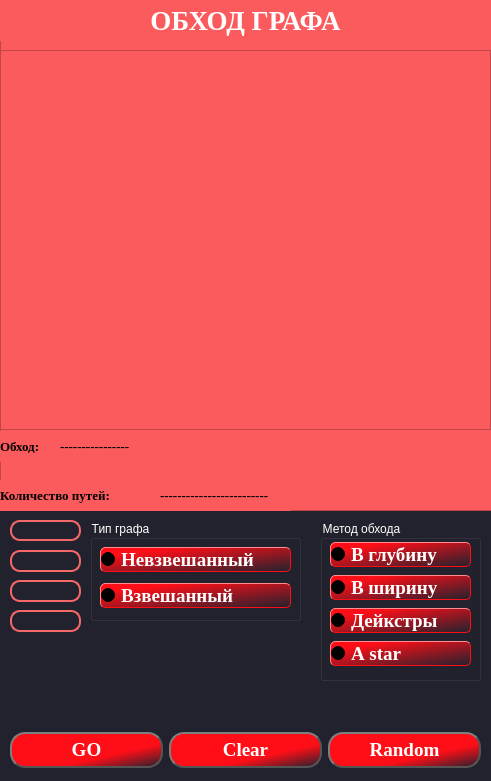
Above: design.ui from dejavu284/graph-traversal before the change. Below: the same form after it.
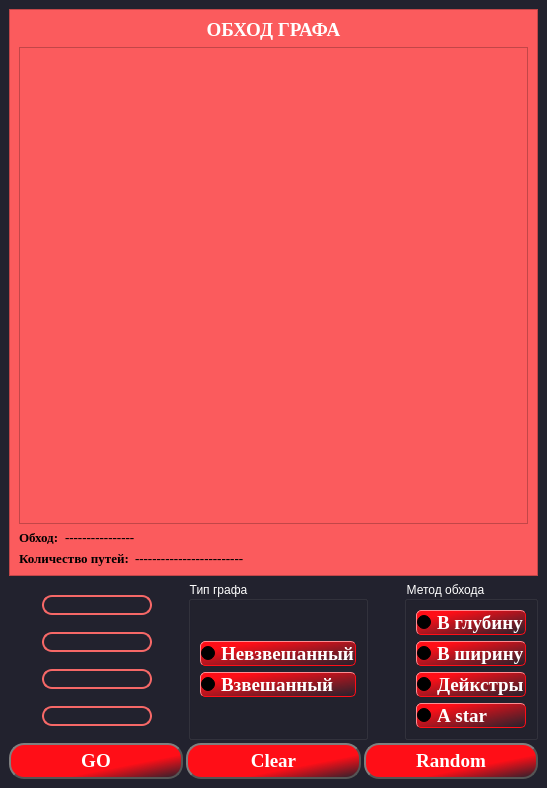
That is the form after the change.

The edit to the form file:
```diff
--- a/design.ui
+++ b/design.ui
@@ -6,20 +6,14 @@
    <rect>
     <x>0</x>
     <y>0</y>
-    <width>491</width>
-    <height>781</height>
+    <width>547</width>
+    <height>788</height>
    </rect>
   </property>
   <property name="minimumSize">
    <size>
-    <width>491</width>
-    <height>781</height>
-   </size>
-  </property>
-  <property name="maximumSize">
-   <size>
-    <width>492</width>
-    <height>781</height>
+    <width>0</width>
+    <height>0</height>
    </size>
   </property>
   <property name="windowTitle">
@@ -29,14 +23,19 @@
    <string notr="true">background-color:#22222e</string>
   </property>
   <widget class="QWidget" name="centralwidget">
+   <layout class="QVBoxLayout" name="verticalLayout_12">
+    <item>
+     <layout class="QVBoxLayout" name="verticalLayout_11">
+      <property name="spacing">
+       <number>5</number>
+      </property>
+      <item>
    <widget class="QFrame" name="frame">
-    <property name="geometry">
-     <rect>
-      <x>0</x>
-      <y>0</y>
-      <width>555</width>
-      <height>511</height>
-     </rect>
+        <property name="sizePolicy">
+         <sizepolicy hsizetype="Preferred" vsizetype="Preferred">
+          <horstretch>0</horstretch>
+          <verstretch>0</verstretch>
+         </sizepolicy>
     </property>
     <property name="toolTip">
      <string/>
@@ -50,19 +49,15 @@
     <property name="frameShadow">
      <enum>QFrame::Raised</enum>
     </property>
+        <layout class="QVBoxLayout" name="verticalLayout_10">
+         <item>
+          <layout class="QVBoxLayout" name="verticalLayout_9">
+           <item>
     <widget class="QLabel" name="label">
-     <property name="geometry">
-      <rect>
-       <x>0</x>
-       <y>0</y>
-       <width>491</width>
-       <height>41</height>
-      </rect>
-     </property>
      <property name="font">
       <font>
        <family>Times New Roman</family>
-       <pointsize>20</pointsize>
+               <pointsize>14</pointsize>
        <weight>75</weight>
        <italic>false</italic>
        <bold>true</bold>
@@ -82,15 +77,11 @@
       <set>Qt::AlignCenter</set>
      </property>
     </widget>
+           </item>
+           <item>
+            <layout class="QVBoxLayout" name="verticalLayout_8">
+             <item>
     <widget class="QTableWidget" name="tableWidget">
-     <property name="geometry">
-      <rect>
-       <x>0</x>
-       <y>50</y>
-       <width>491</width>
-       <height>380</height>
-      </rect>
-     </property>
      <property name="autoFillBackground">
       <bool>false</bool>
      </property>
@@ -117,14 +108,18 @@
       <bool>true</bool>
      </property>
     </widget>
+             </item>
+             <item>
+              <layout class="QVBoxLayout" name="verticalLayout_4">
+               <item>
+                <layout class="QHBoxLayout" name="horizontalLayout_4">
+                 <item>
     <widget class="QLabel" name="label_2">
-     <property name="geometry">
-      <rect>
-       <x>0</x>
-       <y>431</y>
-       <width>60</width>
-       <height>31</height>
-      </rect>
+                   <property name="sizePolicy">
+                    <sizepolicy hsizetype="Fixed" vsizetype="Preferred">
+                     <horstretch>0</horstretch>
+                     <verstretch>0</verstretch>
+                    </sizepolicy>
      </property>
      <property name="font">
       <font>
@@ -138,36 +133,9 @@
       <string>Обход:</string>
      </property>
     </widget>
-    <widget class="QLabel" name="label_3">
-     <property name="geometry">
-      <rect>
-       <x>0</x>
-       <y>480</y>
-       <width>160</width>
-       <height>31</height>
-      </rect>
-     </property>
-     <property name="font">
-      <font>
-       <family>Times New Roman</family>
-       <pointsize>10</pointsize>
-       <weight>75</weight>
-       <bold>true</bold>
-      </font>
-     </property>
-     <property name="text">
-      <string>Количество путей:</string>
-     </property>
-    </widget>
+                 </item>
+                 <item>
     <widget class="QLabel" name="graphTravel">
-     <property name="geometry">
-      <rect>
-       <x>60</x>
-       <y>431</y>
-       <width>431</width>
-       <height>31</height>
-      </rect>
-     </property>
      <property name="font">
       <font>
        <family>Times New Roman</family>
@@ -180,15 +148,34 @@
       <string>----------------</string>
      </property>
     </widget>
+                 </item>
+                </layout>
+               </item>
+               <item>
+                <layout class="QHBoxLayout" name="horizontalLayout_5">
+                 <item>
+                  <widget class="QLabel" name="label_3">
+                   <property name="sizePolicy">
+                    <sizepolicy hsizetype="Fixed" vsizetype="Preferred">
+                     <horstretch>0</horstretch>
+                     <verstretch>0</verstretch>
+                    </sizepolicy>
+                   </property>
+                   <property name="font">
+                    <font>
+                     <family>Times New Roman</family>
+                     <pointsize>10</pointsize>
+                     <weight>75</weight>
+                     <bold>true</bold>
+                    </font>
+                   </property>
+                   <property name="text">
+                    <string>Количество путей:</string>
+                   </property>
+                  </widget>
+                 </item>
+                 <item>
     <widget class="QLabel" name="wayCount">
-     <property name="geometry">
-      <rect>
-       <x>160</x>
-       <y>480</y>
-       <width>131</width>
-       <height>31</height>
-      </rect>
-     </property>
      <property name="font">
       <font>
        <family>Times New Roman</family>
@@ -201,15 +188,47 @@
       <string>-------------------------</string>
      </property>
     </widget>
-   </widget>
+                 </item>
+                </layout>
+               </item>
+              </layout>
+             </item>
+            </layout>
+           </item>
+          </layout>
+         </item>
+        </layout>
+       </widget>
+      </item>
+      <item>
+       <layout class="QVBoxLayout" name="verticalLayout_7">
+        <property name="spacing">
+         <number>3</number>
+        </property>
+        <item>
+         <layout class="QHBoxLayout" name="horizontalLayout_3">
+          <item>
+           <spacer name="horizontalSpacer_2">
+            <property name="orientation">
+             <enum>Qt::Horizontal</enum>
+            </property>
+            <property name="sizeHint" stdset="0">
+             <size>
+              <width>40</width>
+              <height>20</height>
+             </size>
+            </property>
+           </spacer>
+          </item>
+          <item>
+           <layout class="QVBoxLayout" name="verticalLayout_3">
+            <item>
    <widget class="QLineEdit" name="countLine">
-    <property name="geometry">
-     <rect>
-      <x>10</x>
-      <y>520</y>
-      <width>71</width>
-      <height>21</height>
-     </rect>
+              <property name="sizePolicy">
+               <sizepolicy hsizetype="Fixed" vsizetype="Fixed">
+                <horstretch>0</horstretch>
+                <verstretch>0</verstretch>
+               </sizepolicy>
     </property>
     <property name="font">
      <font>
@@ -235,14 +254,14 @@
      <set>Qt::AlignCenter</set>
     </property>
    </widget>
+            </item>
+            <item>
    <widget class="QLineEdit" name="startLine">
-    <property name="geometry">
-     <rect>
-      <x>10</x>
-      <y>550</y>
-      <width>71</width>
-      <height>22</height>
-     </rect>
+              <property name="sizePolicy">
+               <sizepolicy hsizetype="Fixed" vsizetype="Fixed">
+                <horstretch>0</horstretch>
+                <verstretch>0</verstretch>
+               </sizepolicy>
     </property>
     <property name="styleSheet">
      <string notr="true">background-color: #22222e;
@@ -254,14 +273,14 @@
      <set>Qt::AlignCenter</set>
     </property>
    </widget>
+            </item>
+            <item>
    <widget class="QLineEdit" name="stopLine">
-    <property name="geometry">
-     <rect>
-      <x>10</x>
-      <y>580</y>
-      <width>71</width>
-      <height>22</height>
-     </rect>
+              <property name="sizePolicy">
+               <sizepolicy hsizetype="Fixed" vsizetype="Fixed">
+                <horstretch>0</horstretch>
+                <verstretch>0</verstretch>
+               </sizepolicy>
     </property>
     <property name="styleSheet">
      <string notr="true">background-color: #22222e;
@@ -273,14 +292,14 @@
      <set>Qt::AlignCenter</set>
     </property>
    </widget>
+            </item>
+            <item>
    <widget class="QLineEdit" name="rangLine">
-    <property name="geometry">
-     <rect>
-      <x>10</x>
-      <y>610</y>
-      <width>71</width>
-      <height>22</height>
-     </rect>
+              <property name="sizePolicy">
+               <sizepolicy hsizetype="Fixed" vsizetype="Fixed">
+                <horstretch>0</horstretch>
+                <verstretch>0</verstretch>
+               </sizepolicy>
     </property>
     <property name="styleSheet">
      <string notr="true">background-color: #22222e;
@@ -292,33 +311,43 @@
      <set>Qt::AlignCenter</set>
     </property>
    </widget>
+            </item>
+           </layout>
+          </item>
+          <item>
+           <spacer name="horizontalSpacer">
+            <property name="orientation">
+             <enum>Qt::Horizontal</enum>
+            </property>
+            <property name="sizeHint" stdset="0">
+             <size>
+              <width>40</width>
+              <height>20</height>
+             </size>
+            </property>
+           </spacer>
+          </item>
+          <item>
+           <layout class="QHBoxLayout" name="horizontalLayout_2">
+            <item>
    <widget class="QGroupBox" name="groupBox">
-    <property name="geometry">
-     <rect>
-      <x>90</x>
-      <y>520</y>
-      <width>211</width>
-      <height>101</height>
-     </rect>
-    </property>
     <property name="styleSheet">
      <string notr="true">color:white</string>
     </property>
     <property name="title">
      <string>Тип графа</string>
     </property>
-    <widget class="QWidget" name="layoutWidget">
-     <property name="geometry">
-      <rect>
-       <x>10</x>
-       <y>22</y>
-       <width>191</width>
-       <height>71</height>
-      </rect>
-     </property>
+              <layout class="QVBoxLayout" name="verticalLayout_5">
+               <item>
      <layout class="QVBoxLayout" name="verticalLayout">
       <item>
        <widget class="QRadioButton" name="notweightRB">
+                   <property name="sizePolicy">
+                    <sizepolicy hsizetype="Preferred" vsizetype="Fixed">
+                     <horstretch>0</horstretch>
+                     <verstretch>0</verstretch>
+                    </sizepolicy>
+                   </property>
         <property name="font">
          <font>
           <family>Times New Roman</family>
@@ -340,6 +369,12 @@
       </item>
       <item>
        <widget class="QRadioButton" name="weightRB">
+                   <property name="sizePolicy">
+                    <sizepolicy hsizetype="Preferred" vsizetype="Fixed">
+                     <horstretch>0</horstretch>
+                     <verstretch>0</verstretch>
+                    </sizepolicy>
+                   </property>
         <property name="font">
          <font>
           <family>Times New Roman</family>
@@ -366,35 +401,42 @@
        </widget>
       </item>
      </layout>
-    </widget>
-   </widget>
+               </item>
+              </layout>
+             </widget>
+            </item>
+            <item>
+             <spacer name="horizontalSpacer_4">
+              <property name="orientation">
+               <enum>Qt::Horizontal</enum>
+              </property>
+              <property name="sizeHint" stdset="0">
+               <size>
+                <width>40</width>
+                <height>20</height>
+               </size>
+              </property>
+             </spacer>
+            </item>
+            <item>
    <widget class="QGroupBox" name="groupBox_3">
-    <property name="geometry">
-     <rect>
-      <x>320</x>
-      <y>520</y>
-      <width>161</width>
-      <height>161</height>
-     </rect>
-    </property>
     <property name="styleSheet">
      <string notr="true">color:white</string>
     </property>
     <property name="title">
      <string>Метод обхода</string>
     </property>
-    <widget class="QWidget" name="layoutWidget">
-     <property name="geometry">
-      <rect>
-       <x>10</x>
-       <y>20</y>
-       <width>141</width>
-       <height>131</height>
-      </rect>
-     </property>
+              <layout class="QVBoxLayout" name="verticalLayout_6">
+               <item>
      <layout class="QVBoxLayout" name="verticalLayout_2">
       <item>
        <widget class="QRadioButton" name="stackRB">
+                   <property name="sizePolicy">
+                    <sizepolicy hsizetype="Preferred" vsizetype="Fixed">
+                     <horstretch>0</horstretch>
+                     <verstretch>0</verstretch>
+                    </sizepolicy>
+                   </property>
         <property name="font">
          <font>
           <family>Times New Roman</family>
@@ -416,6 +458,12 @@
       </item>
       <item>
        <widget class="QRadioButton" name="queueRB">
+                   <property name="sizePolicy">
+                    <sizepolicy hsizetype="Preferred" vsizetype="Fixed">
+                     <horstretch>0</horstretch>
+                     <verstretch>0</verstretch>
+                    </sizepolicy>
+                   </property>
         <property name="font">
          <font>
           <family>Times New Roman</family>
@@ -437,6 +485,12 @@
       </item>
       <item>
        <widget class="QRadioButton" name="daRB">
+                   <property name="sizePolicy">
+                    <sizepolicy hsizetype="Minimum" vsizetype="Preferred">
+                     <horstretch>0</horstretch>
+                     <verstretch>0</verstretch>
+                    </sizepolicy>
+                   </property>
         <property name="font">
          <font>
           <family>Times New Roman</family>
@@ -458,6 +512,12 @@
       </item>
       <item>
        <widget class="QRadioButton" name="aaRB">
+                   <property name="sizePolicy">
+                    <sizepolicy hsizetype="Minimum" vsizetype="Preferred">
+                     <horstretch>0</horstretch>
+                     <verstretch>0</verstretch>
+                    </sizepolicy>
+                   </property>
         <property name="font">
          <font>
           <family>Times New Roman</family>
@@ -478,17 +538,15 @@
        </widget>
       </item>
      </layout>
-    </widget>
-   </widget>
-   <widget class="QWidget" name="layoutWidget">
-    <property name="geometry">
-     <rect>
-      <x>10</x>
-      <y>730</y>
-      <width>471</width>
-      <height>41</height>
-     </rect>
-    </property>
+               </item>
+              </layout>
+             </widget>
+            </item>
+           </layout>
+          </item>
+         </layout>
+        </item>
+        <item>
     <layout class="QHBoxLayout" name="horizontalLayout">
      <item>
       <widget class="QPushButton" name="Create_btn">
@@ -596,7 +654,12 @@
       </widget>
      </item>
     </layout>
-   </widget>
+        </item>
+       </layout>
+      </item>
+     </layout>
+    </item>
+   </layout>
   </widget>
  </widget>
  <resources/>
```
Left out of the diff: 2 changed lines with no effect on the pictures. Lines whose indentation alone changed are shown as unchanged.
